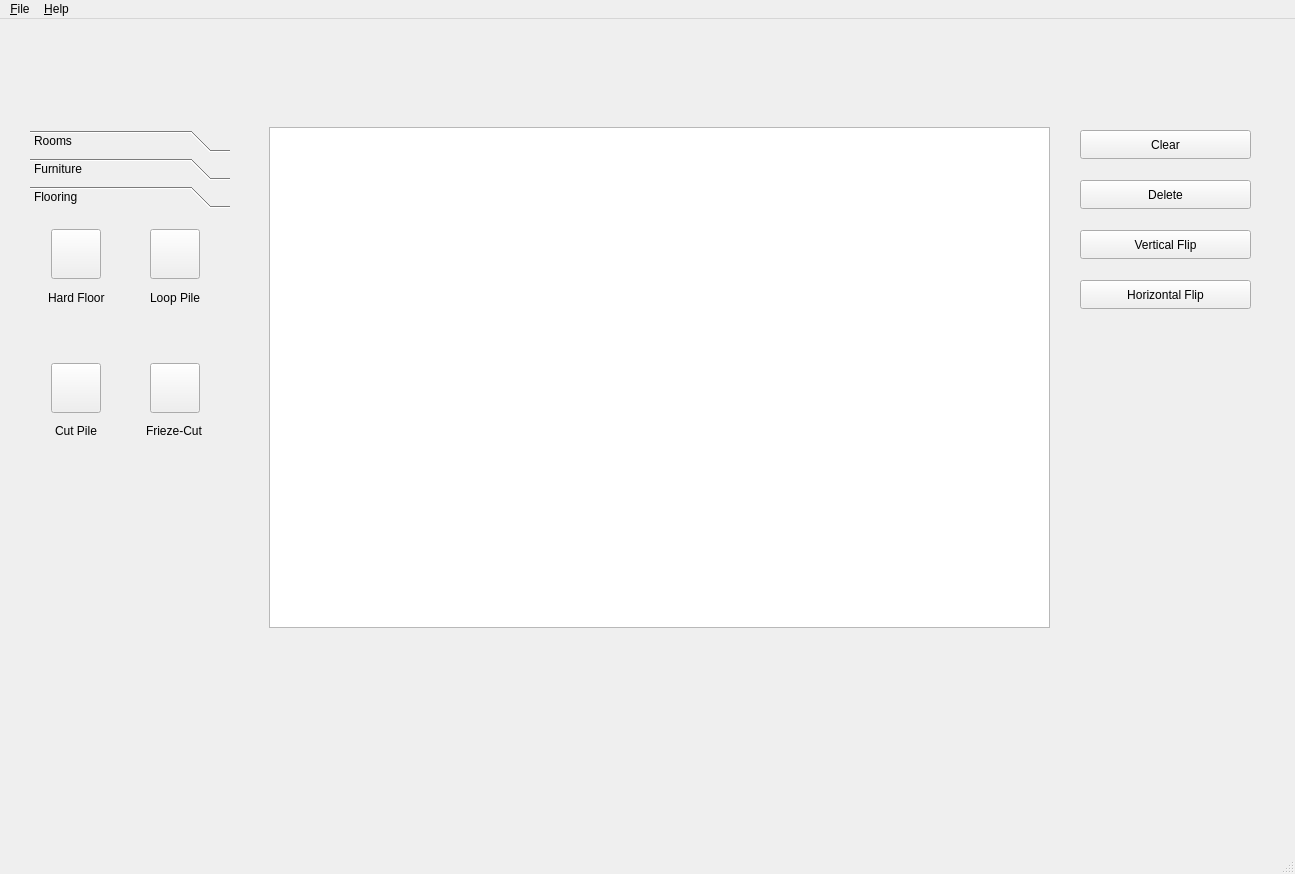
The window that edit.ui (mdelaune/RoboSim) describes before a commit, drawn with Qt 5.
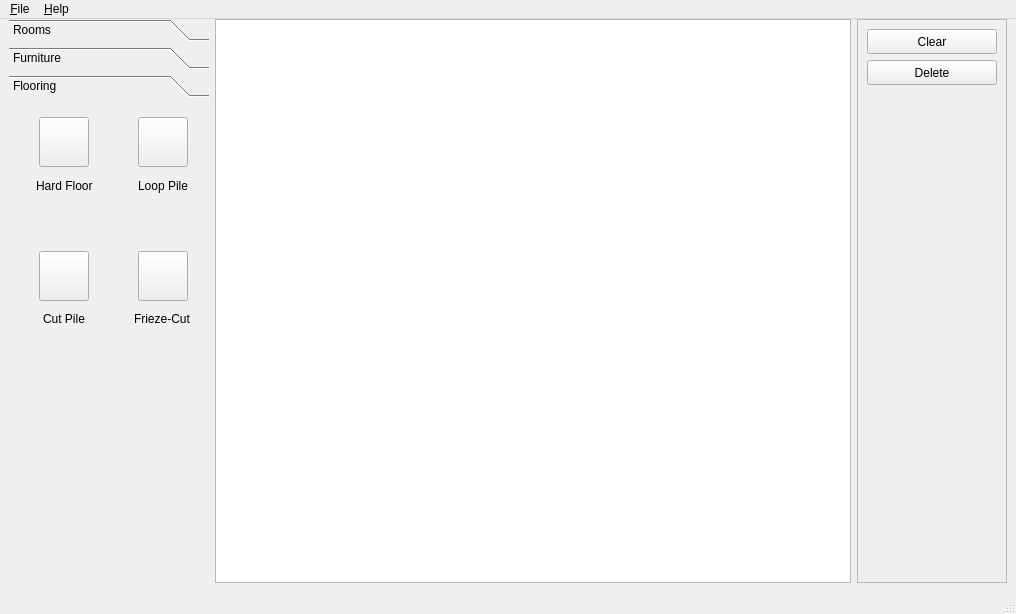
The same window after the commit. The open tabs and pages were chosen to show the change. Icons and pictures are not drawn.

The edit to the form file:
```diff
--- a/edit.ui
+++ b/edit.ui
@@ -6,141 +6,44 @@
    <rect>
     <x>0</x>
     <y>0</y>
-    <width>1295</width>
-    <height>874</height>
+    <width>1016</width>
+    <height>614</height>
    </rect>
   </property>
   <property name="windowTitle">
    <string>MainWindow</string>
   </property>
-  <widget class="QMenuBar" name="menubar">
-   <property name="geometry">
-    <rect>
-     <x>0</x>
-     <y>0</y>
-     <width>1016</width>
-     <height>22</height>
-    </rect>
-   </property>
-   <widget class="QMenu" name="menu_Help">
-    <property name="title">
-     <string>&amp;Help</string>
+  <widget class="QWidget" name="centralwidget">
+   <layout class="QVBoxLayout" name="verticalLayout">
+    <property name="spacing">
+     <number>0</number>
+    </property>
+    <property name="topMargin">
+     <number>0</number>
     </property>
-    <addaction name="action_About"/>
-   </widget>
-   <widget class="QMenu" name="menuFile">
-    <property name="title">
-     <string>&amp;File</string>
-    </property>
-    <addaction name="action_Open"/>
-    <addaction name="action_New"/>
-    <addaction name="action_Save"/>
-    <addaction name="action_SaveAs"/>
-    <addaction name="separator"/>
-    <addaction name="action_Quit"/>
-   </widget>
-   <addaction name="menuFile"/>
-   <addaction name="menu_Help"/>
-  </widget>
-  <widget class="QStatusBar" name="statusbar">
-   <property name="geometry">
-    <rect>
-     <x>0</x>
-     <y>0</y>
-     <width>3</width>
-     <height>25</height>
-    </rect>
-   </property>
-  </widget>
-  <widget class="QGraphicsView" name="graphicsView">
-   <property name="geometry">
-    <rect>
-     <x>269</x>
-     <y>127</y>
-     <width>781</width>
-     <height>501</height>
-    </rect>
-   </property>
-   <property name="minimumSize">
-    <size>
-     <width>400</width>
-     <height>0</height>
-    </size>
-   </property>
-  </widget>
-  <widget class="QPushButton" name="btn_horizontalFlip">
-   <property name="geometry">
-    <rect>
-     <x>1080</x>
-     <y>280</y>
-     <width>171</width>
-     <height>29</height>
-    </rect>
-   </property>
-   <property name="text">
-    <string>Horizontal Flip</string>
-   </property>
-  </widget>
-  <widget class="QPushButton" name="btn_verticalFlip">
-   <property name="geometry">
-    <rect>
-     <x>1080</x>
-     <y>230</y>
-     <width>171</width>
-     <height>29</height>
-    </rect>
-   </property>
-   <property name="text">
-    <string>Vertical Flip</string>
-   </property>
-  </widget>
-  <widget class="QPushButton" name="btn_delete">
-   <property name="geometry">
-    <rect>
-     <x>1080</x>
-     <y>180</y>
-     <width>171</width>
-     <height>29</height>
-    </rect>
-   </property>
-   <property name="minimumSize">
-    <size>
-     <width>0</width>
-     <height>25</height>
-    </size>
-   </property>
-   <property name="text">
-    <string>Delete</string>
-   </property>
-  </widget>
-  <widget class="QPushButton" name="btn_clear">
-   <property name="geometry">
-    <rect>
-     <x>1080</x>
-     <y>130</y>
-     <width>171</width>
-     <height>29</height>
-    </rect>
-   </property>
-   <property name="minimumSize">
-    <size>
-     <width>0</width>
-     <height>25</height>
-    </size>
-   </property>
-   <property name="text">
-    <string>Clear</string>
-   </property>
-  </widget>
+    <item>
+     <widget class="QFrame" name="frame_2">
+      <property name="frameShape">
+       <enum>QFrame::NoFrame</enum>
+      </property>
+      <property name="frameShadow">
+       <enum>QFrame::Raised</enum>
+      </property>
+      <layout class="QHBoxLayout" name="horizontalLayout">
+       <property name="leftMargin">
+        <number>0</number>
+       </property>
+       <property name="topMargin">
+        <number>0</number>
+       </property>
+       <property name="rightMargin">
+        <number>0</number>
+       </property>
+       <property name="bottomMargin">
+        <number>0</number>
+       </property>
+       <item>
   <widget class="QToolBox" name="toolBox">
-   <property name="geometry">
-    <rect>
-     <x>30</x>
-     <y>130</y>
-     <width>200</width>
-     <height>501</height>
-    </rect>
-   </property>
    <property name="minimumSize">
     <size>
      <width>200</width>
@@ -419,8 +322,8 @@
      <rect>
       <x>0</x>
       <y>0</y>
-      <width>200</width>
-      <height>396</height>
+            <width>98</width>
+            <height>28</height>
      </rect>
     </property>
     <attribute name="label">
@@ -429,8 +332,8 @@
     <widget class="QWidget" name="gridLayoutWidget">
      <property name="geometry">
       <rect>
-       <x>0</x>
-       <y>10</y>
+             <x>9</x>
+             <y>9</y>
        <width>191</width>
        <height>261</height>
       </rect>
@@ -539,6 +442,109 @@
     </widget>
    </widget>
   </widget>
+       </item>
+       <item>
+        <widget class="QGraphicsView" name="graphicsView">
+         <property name="minimumSize">
+          <size>
+           <width>400</width>
+           <height>0</height>
+          </size>
+         </property>
+        </widget>
+       </item>
+       <item>
+        <widget class="QFrame" name="frame">
+         <property name="minimumSize">
+          <size>
+           <width>150</width>
+           <height>0</height>
+          </size>
+         </property>
+         <property name="frameShape">
+          <enum>QFrame::StyledPanel</enum>
+         </property>
+         <property name="frameShadow">
+          <enum>QFrame::Raised</enum>
+         </property>
+         <layout class="QVBoxLayout" name="verticalLayout_2">
+          <item>
+           <widget class="QPushButton" name="btn_clear">
+            <property name="minimumSize">
+             <size>
+              <width>0</width>
+              <height>25</height>
+             </size>
+            </property>
+            <property name="text">
+             <string>Clear</string>
+            </property>
+           </widget>
+          </item>
+          <item>
+           <widget class="QPushButton" name="btn_delete">
+            <property name="minimumSize">
+             <size>
+              <width>0</width>
+              <height>25</height>
+             </size>
+            </property>
+            <property name="text">
+             <string>Delete</string>
+            </property>
+           </widget>
+          </item>
+          <item>
+           <spacer name="verticalSpacer">
+            <property name="orientation">
+             <enum>Qt::Vertical</enum>
+            </property>
+            <property name="sizeHint" stdset="0">
+             <size>
+              <width>20</width>
+              <height>40</height>
+             </size>
+            </property>
+           </spacer>
+          </item>
+         </layout>
+        </widget>
+       </item>
+      </layout>
+     </widget>
+    </item>
+   </layout>
+  </widget>
+  <widget class="QMenuBar" name="menubar">
+   <property name="geometry">
+    <rect>
+     <x>0</x>
+     <y>0</y>
+     <width>1016</width>
+     <height>22</height>
+    </rect>
+   </property>
+   <widget class="QMenu" name="menu_Help">
+    <property name="title">
+     <string>&amp;Help</string>
+    </property>
+    <addaction name="action_About"/>
+   </widget>
+   <widget class="QMenu" name="menuFile">
+    <property name="title">
+     <string>&amp;File</string>
+    </property>
+    <addaction name="action_Open"/>
+    <addaction name="action_New"/>
+    <addaction name="action_Save"/>
+    <addaction name="action_SaveAs"/>
+    <addaction name="separator"/>
+    <addaction name="action_Quit"/>
+   </widget>
+   <addaction name="menuFile"/>
+   <addaction name="menu_Help"/>
+  </widget>
+  <widget class="QStatusBar" name="statusbar"/>
   <action name="action_About">
    <property name="icon">
     <iconset theme="QIcon::ThemeIcon::HelpAbout"/>
```
Left out of the diff: 60 changed lines with no effect on the pictures. Lines whose indentation alone changed are shown as unchanged.
